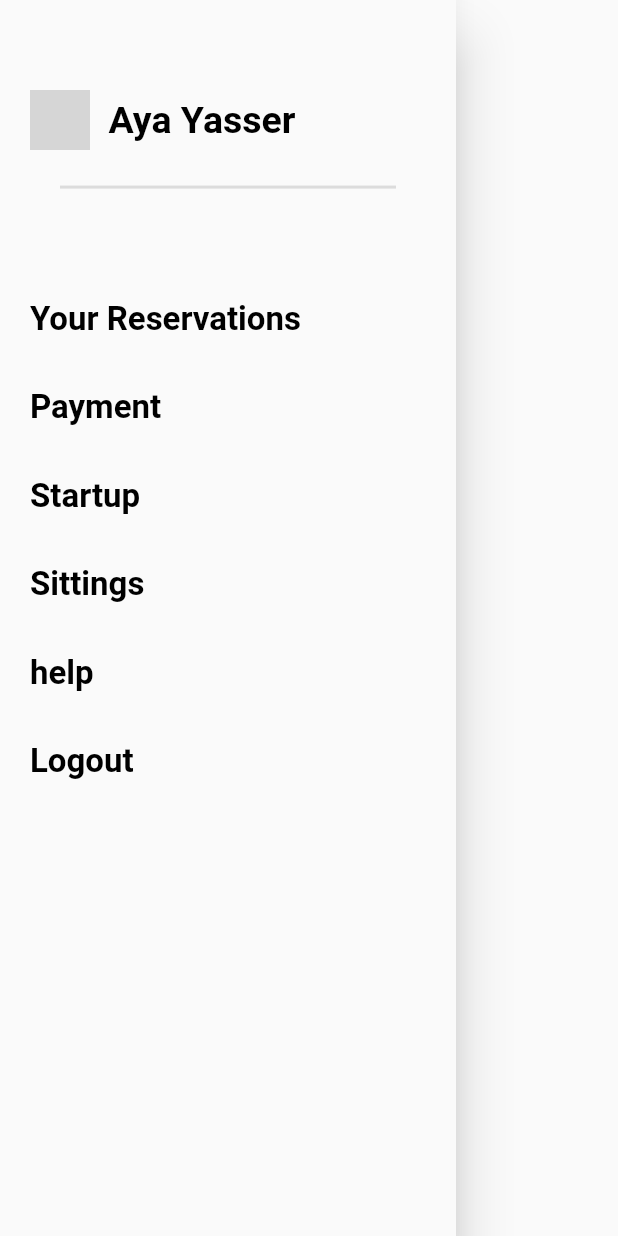
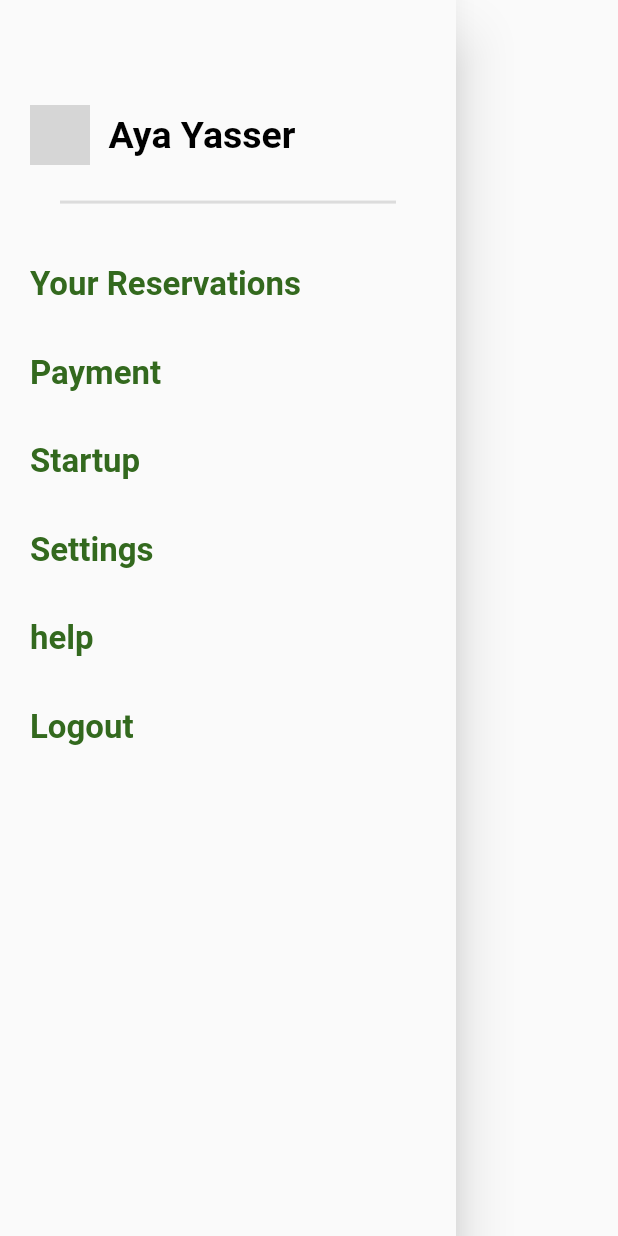
Before and after one commit to ayayasser828/senior, a Flutter app: the MainDrawer widget shown alone on an empty page, opened directly, on a phone screen of 412 x 824 dp. Run offline on Flutter 3.47's test engine with Material 2 defaults, Android fonts, the phone set to English and light mode, and no system bars; our stand-ins replace firebase_auth, firebase_core, flutter_signin_button, pin_code_fields, shared_preferences; accounts and stored records are empty; Roboto replaces fonts that are missing (Acme); grey boxes are pictures that could not be loaded.

Commit message:
add pages

```diff
--- a/lib/main.dart
+++ b/lib/main.dart
@@ -2,7 +2,9 @@ import 'package:firebase_core/firebase_core.dart';
 import 'package:flutter/material.dart';
 import 'package:flutter/services.dart';
 import 'package:provider/provider.dart';
+import 'package:senior/screen/Reservations.dart';
 import 'package:senior/screen/homepage.dart';
+import 'package:senior/screen/payment.dart';
 import 'package:senior/screen/signin.dart';
 import 'package:senior/screen/splashScreen.dart';
 import 'package:senior/screen/verify.dart';
@@ -38,6 +40,8 @@ class MyApp extends StatelessWidget {
           Verify.routeName: (context) => Verify(),
           Verify2.routeName: (context) => Verify2(),
           HomePage.routeName: (context) => HomePage(),
+          Payment.routeName: (context) => Payment(),
+          Reservation.routeName: (context) => Reservation(),
         },
 
       ),
--- a/lib/widgets/drawer.dart
+++ b/lib/widgets/drawer.dart
@@ -1,6 +1,8 @@
 
 import 'package:flutter/material.dart';
 import 'package:senior/provider/user_preferences.dart';
+import 'package:senior/screen/Reservations.dart';
+import 'package:senior/screen/payment.dart';
 import 'package:senior/screen/signin.dart';
 
 class MainDrawer extends StatelessWidget {
@@ -10,7 +12,7 @@ class MainDrawer extends StatelessWidget {
     var height = MediaQuery.of(context).size.height;
     return Drawer(
       child: Padding(
-        padding: const EdgeInsets.symmetric(horizontal: 20,vertical: 60),
+        padding: const EdgeInsets.symmetric(horizontal: 20,vertical: 70),
         child: Column(
           mainAxisAlignment: MainAxisAlignment.start,
           crossAxisAlignment: CrossAxisAlignment.start,
@@ -25,6 +27,7 @@ class MainDrawer extends StatelessWidget {
                   fontSize: 25,
                   fontWeight: FontWeight.bold,
                   color: Colors.black,
+                    fontFamily:'Acme'
                 ),)
               ],
             ),
@@ -35,35 +38,50 @@ class MainDrawer extends StatelessWidget {
               indent: 20,
               endIndent: 20,
             ),
-            SizedBox(height: height*0.09,),
-            Text('Your Reservations ',style: TextStyle(
+            SizedBox(height: height*0.05,),
+            InkWell(
+              onTap: (){
+                Navigator.pushNamed(context, Reservation.routeName);
+              },
+              child: Text('Your Reservations ',style: TextStyle(
                 fontSize: 22,
                 fontWeight: FontWeight.bold,
-              color: Colors.black,
+                color: Colors.lightGreen[900],
+                  fontFamily:'Acme'
               ),),
+            ),
             SizedBox(height: height*0.04,),
-            Text('Payment ',style: TextStyle(
+            InkWell(
+              onTap: (){
+                Navigator.pushNamed(context, Payment.routeName);
+              },
+              child: Text('Payment ',style: TextStyle(
                 fontSize: 22,
                 fontWeight: FontWeight.bold,
-              color: Colors.black,
+                color: Colors.lightGreen[900],
+                  fontFamily:'Acme'
               ),),
+            ),
             SizedBox(height: height*0.04,),
             Text('Startup ',style: TextStyle(
               fontSize: 22,
               fontWeight: FontWeight.bold,
-              color: Colors.black,
+              color: Colors.lightGreen[900],
+                fontFamily:'Acme'
             ),),
             SizedBox(height: height*0.04,),
-            Text('Sittings ',style: TextStyle(
+            Text('Settings ',style: TextStyle(
               fontSize: 22,
               fontWeight: FontWeight.bold,
-              color: Colors.black,
+              color: Colors.lightGreen[900],
+                fontFamily:'Acme'
             ),),
             SizedBox(height: height*0.04,),
             Text('help ',style: TextStyle(
               fontSize: 22,
               fontWeight: FontWeight.bold,
-              color: Colors.black,
+              color: Colors.lightGreen[900],
+                fontFamily:'Acme'
             ),),
             SizedBox(height: height*0.04,),
             InkWell(
@@ -77,7 +95,8 @@ class MainDrawer extends StatelessWidget {
               child: Text('Logout ',style: TextStyle(
                 fontSize: 22,
                 fontWeight: FontWeight.bold,
-                color: Colors.black,
+                color: Colors.lightGreen[900],
+                  fontFamily:'Acme'
               ),),
             ),
           ],
```
Also changed, not shown: lib/screen/Reservations.dart (added, +85 -0 lines), lib/screen/homepage.dart (+7 -0 lines), lib/screen/payment.dart (added, +75 -0 lines), lib/screen/signin.dart (+5 -2 lines), lib/screen/splashScreen.dart (+36 -2 lines), pubspec.yaml (+17 -0 lines). Lines whose indentation alone changed are shown as unchanged.
